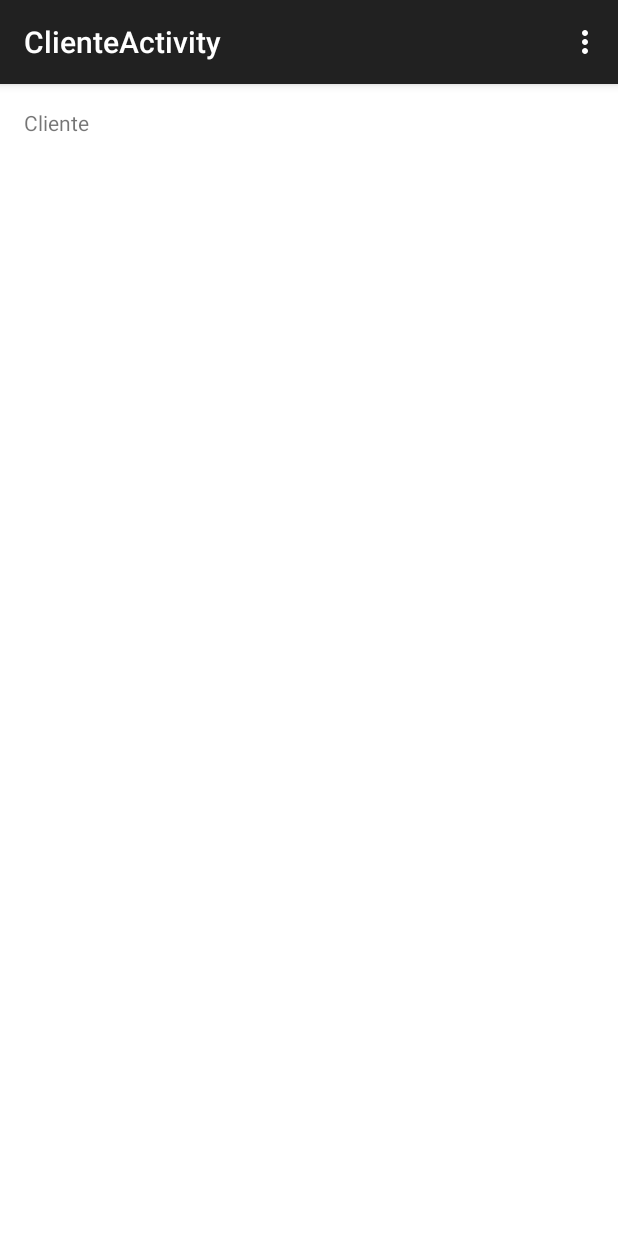
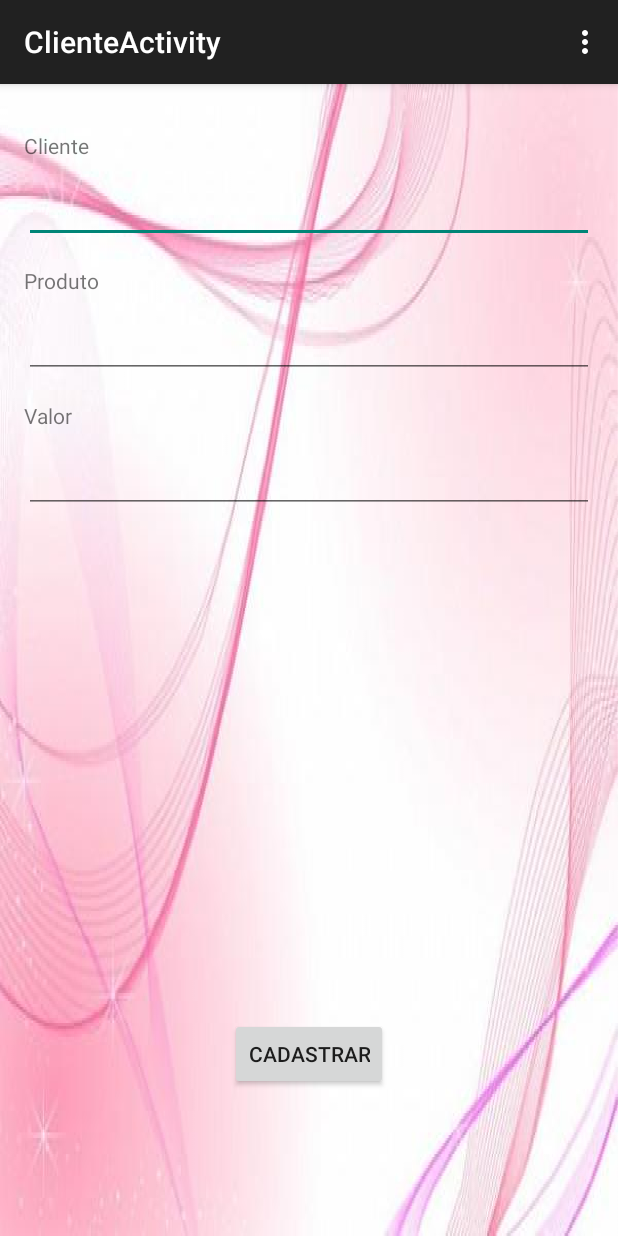
Before and after one commit to ElisangeladeSouza/MeusClientes, an Android app: the ClienteActivity screen opened directly, with no data from a screen before it, on a phone screen of 412 x 824 dp. Run offline under Robolectric (Android 15) with nearby library versions, the phone set to English and light mode, and no system bars.

Commit message:
Criação das telas principal e de cadastro de clientes.

```diff
--- a/app/src/main/AndroidManifest.xml
+++ b/app/src/main/AndroidManifest.xml
@@ -17,7 +17,7 @@
             </intent-filter>
         </activity>
         <activity
-            android:name=".ClienteActivity"
+            android:name=".activity.ClienteActivity"
             android:label="@string/title_activity_cliente" >
         </activity>
     </application>
--- a/app/src/main/java/android/curso/com/br/meusclientes/ClienteActivity.java
+++ /dev/null
@@ -1,38 +0,0 @@
-package android.curso.com.br.meusclientes;
-
-import android.support.v7.app.ActionBarActivity;
-import android.os.Bundle;
-import android.view.Menu;
-import android.view.MenuItem;
-
-
-public class ClienteActivity extends ActionBarActivity {
-
-    @Override
-    protected void onCreate(Bundle savedInstanceState) {
-        super.onCreate(savedInstanceState);
-        setContentView(R.layout.activity_cliente);
-    }
-
-    @Override
-    public boolean onCreateOptionsMenu(Menu menu) {
-        // Inflate the menu; this adds items to the action bar if it is present.
-        getMenuInflater().inflate(R.menu.menu_cliente, menu);
-        return true;
-    }
-
-    @Override
-    public boolean onOptionsItemSelected(MenuItem item) {
-        // Handle action bar item clicks here. The action bar will
-        // automatically handle clicks on the Home/Up button, so long
-        // as you specify a parent activity in AndroidManifest.xml.
-        int id = item.getItemId();
-
-        //noinspection SimplifiableIfStatement
-        if (id == R.id.action_settings) {
-            return true;
-        }
-
-        return super.onOptionsItemSelected(item);
-    }
-}
--- a/app/src/main/java/android/curso/com/br/meusclientes/activity/ClienteActivity.java
+++ b/app/src/main/java/android/curso/com/br/meusclientes/activity/ClienteActivity.java
@@ -1,7 +1,39 @@
 package android.curso.com.br.meusclientes.activity;
 
-/**
- * Created by root on 14/05/15.
- */
-public class ClienteActivity {
+import android.curso.com.br.meusclientes.R;
+import android.support.v7.app.ActionBarActivity;
+import android.os.Bundle;
+import android.view.Menu;
+import android.view.MenuItem;
+
+
+public class ClienteActivity extends ActionBarActivity {
+
+    @Override
+    protected void onCreate(Bundle savedInstanceState) {
+        super.onCreate(savedInstanceState);
+        setContentView(R.layout.activity_cliente);
+    }
+
+    @Override
+    public boolean onCreateOptionsMenu(Menu menu) {
+        // Inflate the menu; this adds items to the action bar if it is present.
+        getMenuInflater().inflate(R.menu.menu_cliente, menu);
+        return true;
+    }
+
+    @Override
+    public boolean onOptionsItemSelected(MenuItem item) {
+        // Handle action bar item clicks here. The action bar will
+        // automatically handle clicks on the Home/Up button, so long
+        // as you specify a parent activity in AndroidManifest.xml.
+        int id = item.getItemId();
+
+        //noinspection SimplifiableIfStatement
+        if (id == R.id.action_settings) {
+            return true;
+        }
+
+        return super.onOptionsItemSelected(item);
+    }
 }
--- a/app/src/main/res/layout/activity_cliente.xml
+++ b/app/src/main/res/layout/activity_cliente.xml
@@ -4,13 +4,63 @@
     android:paddingRight="@dimen/activity_horizontal_margin"
     android:paddingTop="@dimen/activity_vertical_margin"
     android:paddingBottom="@dimen/activity_vertical_margin"
-    android:background="#ffffff"
-    tools:context="android.curso.com.br.meusclientes.ClienteActivity">
+    android:background="@drawable/background"
+    tools:context="android.curso.com.br.meusclientes.activity.ClienteActivity">
 
     <TextView
         android:id="@+id/tv_nome_cliente"
         android:layout_width="wrap_content"
-        android:layout_height="fill_parent"
-        android:text="@string/cliente"/>
+        android:layout_height="wrap_content"
+        android:text="@string/cliente"
+        android:layout_marginTop="15dp"/>
+
+    <EditText
+        android:id="@+id/et_nome_cliente"
+        android:layout_width="fill_parent"
+        android:layout_height="wrap_content"
+        android:layout_below="@+id/tv_nome_cliente"
+        android:layout_marginTop="10dp"
+        android:inputType="textPersonName"/>
+
+    <TextView
+        android:id="@+id/tv_nome_produto"
+        android:layout_width="wrap_content"
+        android:layout_height="wrap_content"
+        android:text="@string/produto"
+        android:layout_marginTop="15dp"
+        android:layout_below="@+id/et_nome_cliente"/>
+
+    <EditText
+        android:id="@+id/et_nome_produto"
+        android:layout_width="fill_parent"
+        android:layout_height="wrap_content"
+        android:layout_marginTop="10dp"
+        android:layout_below="@+id/tv_nome_produto"
+        android:inputType="textPersonName"/>
+
+    <TextView
+        android:id="@+id/tv_valor"
+        android:layout_width="wrap_content"
+        android:layout_height="wrap_content"
+        android:text="@string/valor"
+        android:layout_below="@+id/et_nome_produto"
+        android:layout_marginTop="15dp"/>
+
+    <EditText
+        android:id="@+id/et_valor"
+        android:layout_width="fill_parent"
+        android:layout_height="wrap_content"
+        android:layout_marginTop="10dp"
+        android:layout_below="@+id/tv_valor"
+        android:inputType="numberDecimal"/>
+
+    <Button
+        android:id="@+id/bt_cadastrar"
+        android:layout_width="wrap_content"
+        android:layout_height="wrap_content"
+        android:text="@string/botao_cadastrar"
+        android:layout_marginBottom="81dp"
+        android:layout_alignParentBottom="true"
+        android:layout_centerHorizontal="true" />
 
 </RelativeLayout>
--- a/app/src/main/res/menu/menu_cliente.xml
+++ b/app/src/main/res/menu/menu_cliente.xml
@@ -1,7 +1,7 @@
 <menu xmlns:android="http://schemas.android.com/apk/res/android"
     xmlns:app="http://schemas.android.com/apk/res-auto"
     xmlns:tools="http://schemas.android.com/tools"
-    tools:context="android.curso.com.br.meusclientes.ClienteActivity">
+    tools:context="android.curso.com.br.meusclientes.activity.ClienteActivity">
     <item android:id="@+id/action_settings" android:title="@string/action_settings"
         android:orderInCategory="100" app:showAsAction="never" />
 </menu>
--- a/app/src/main/res/values/strings.xml
+++ b/app/src/main/res/values/strings.xml
@@ -5,4 +5,9 @@
     <string name="action_settings">Settings</string>
     <string name="title_activity_cliente">ClienteActivity</string>
     <string name="cliente">Cliente</string>
+    <string name="botao_cliente">Clientes</string>
+    <string name="botao_relatorios">Relatórios</string>
+    <string name="produto">Produto</string>
+    <string name="valor">Valor</string>
+    <string name="botao_cadastrar">Cadastrar</string>
 </resources>
```
Also changed, not shown: app/src/main/java/android/curso/com/br/meusclientes/activity/MainActivity.java (+18 -1 lines), app/src/main/res/layout/activity_main.xml (+17 -2 lines), app/src/main/res/drawable/background.png (added).
